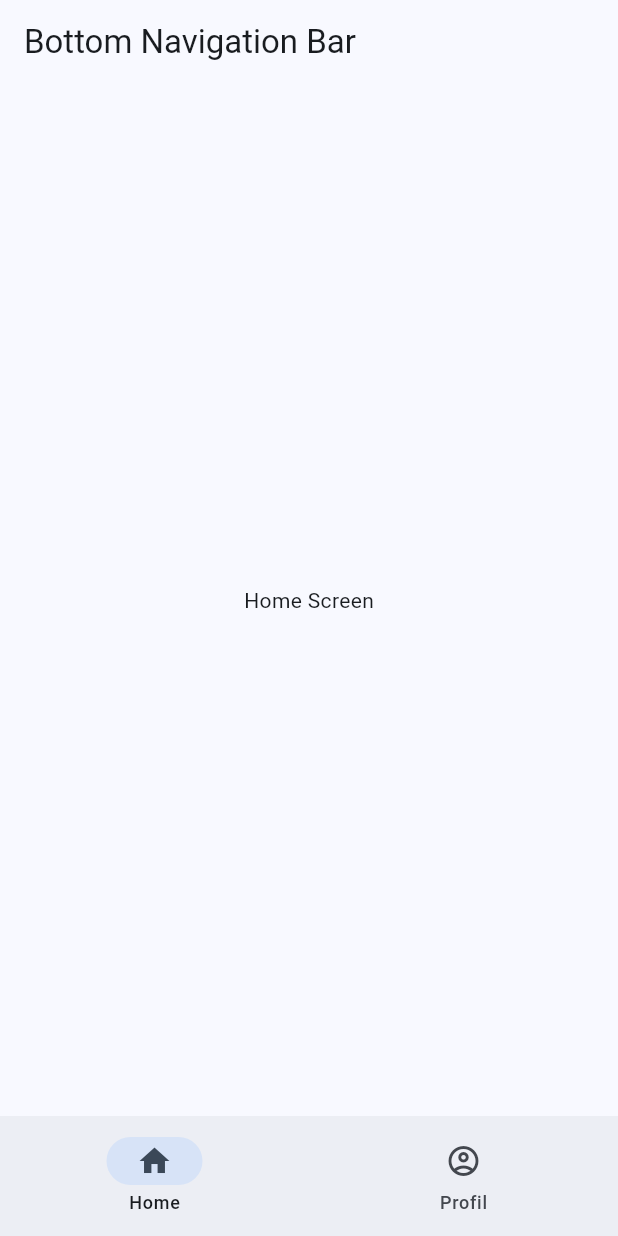
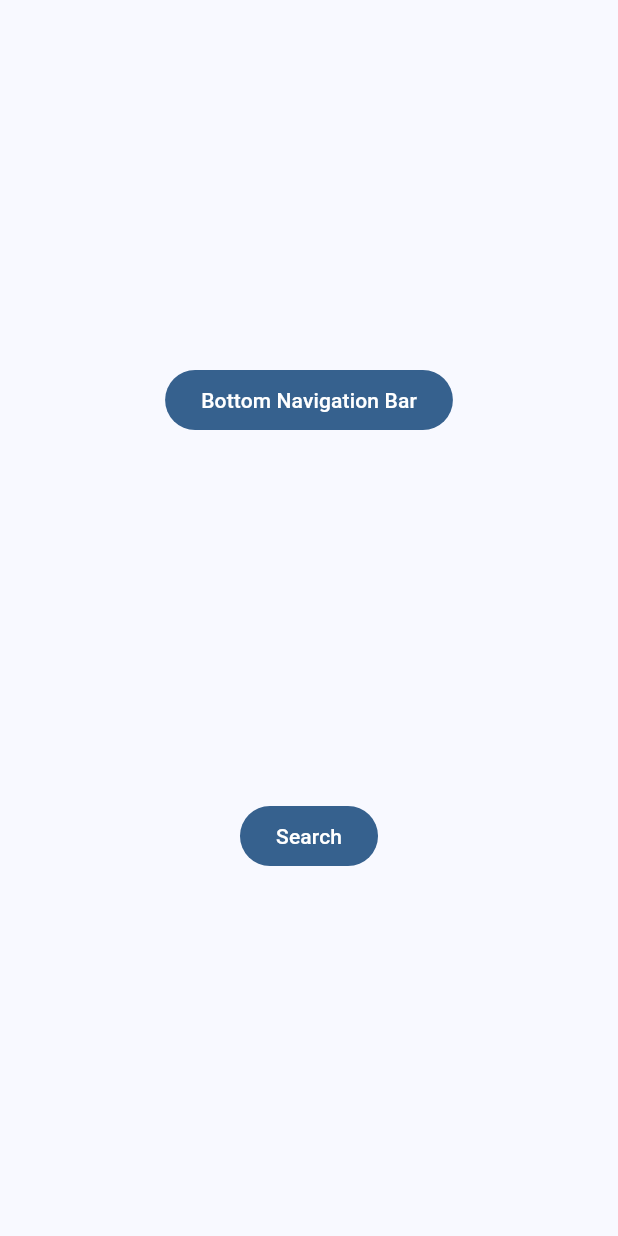
Before and after one commit to rifquramandhita/Flutter-Explorer, a Flutter app: the screen it shows after launch, on a phone screen of 412 x 824 dp. Run offline on Flutter 3.47's test engine with Material 3 defaults, Android fonts, the phone set to English and light mode, and no system bars; our stand-ins replace wave; missing offline and left inert: onboarding.

Commit message:
refactor: add material3-search

```diff
--- a/simple_material3/lib/main.dart
+++ b/simple_material3/lib/main.dart
@@ -1,5 +1,6 @@
 import 'package:flutter/material.dart';
 import 'package:simple_material3/bottom_navbar/bottom_navbar.dart';
+import 'package:simple_material3/seach/search_screen.dart';
 
 void main() {
   runApp(const MyApp());
@@ -12,7 +13,44 @@ class MyApp extends StatelessWidget {
   Widget build(BuildContext context) {
     return MaterialApp(
       theme: ThemeData(useMaterial3: true, colorSchemeSeed: Colors.blue),
-      home: BottomNavBar(),
+      home: Home()
     );
   }
 }
+
+class Home extends StatelessWidget {
+  const Home({super.key});
+
+  @override
+  Widget build(BuildContext context) {
+    return Scaffold(
+      body: SafeArea(
+        child: Center(
+          child: Column(
+            mainAxisAlignment: MainAxisAlignment.spaceEvenly,
+            children: [
+              FilledButton(
+                  onPressed: () {
+                    Navigator.push(
+                        context,
+                        MaterialPageRoute(
+                          builder: (context) => BottomNavBar(),
+                        ));
+                  },
+                  child: Text("Bottom Navigation Bar")),
+              FilledButton(
+                  onPressed: () {
+                    Navigator.push(
+                        context,
+                        MaterialPageRoute(
+                          builder: (context) => SearchScreen(),
+                        ));
+                  },
+                  child: Text("Search"))
+            ],
+          ),
+        ),
+      ),
+    );
+  }
+}
```
Also changed, not shown: simple_material3/lib/seach/search_screen.dart (added, +124 -0 lines).
